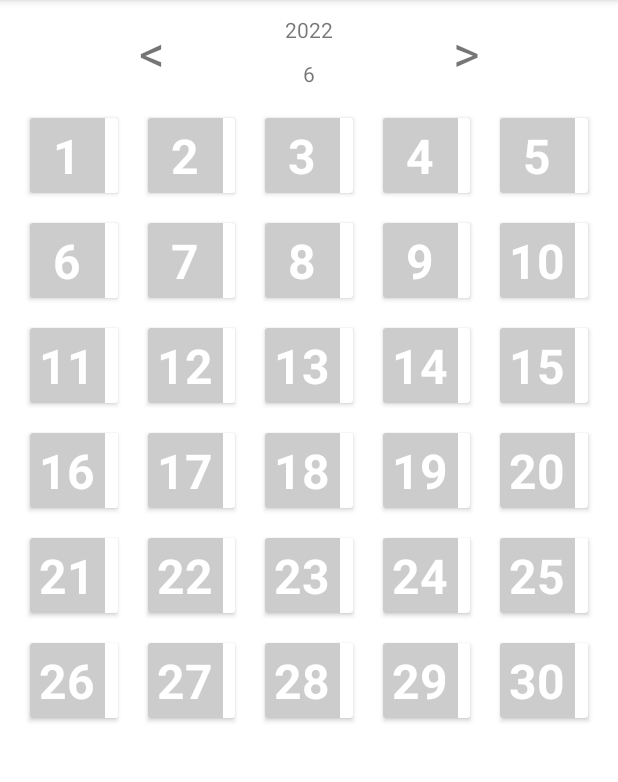
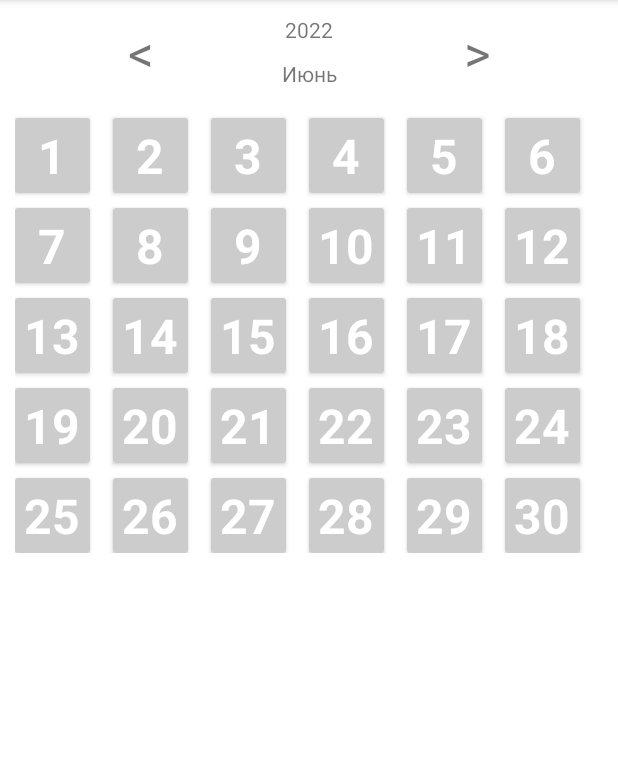
Before and after one commit to PuzhaikinMaxim/taskManager, an Android app: the ChooseDateActivity screen opened directly, with no data from a screen before it, after a tap on an icon or button, on a phone screen of 412 x 824 dp, the part 84-866 px from its top. Run offline under Robolectric (Android 15) with nearby library versions, the phone set to English and light mode, and no system bars; our stand-ins replace Room's generated code.

Commit message:
Что нового: 1. Визуальные улучшения 2. Исправления ошибок

```diff
--- a/app/src/main/java/com/example/taskmanager/data/TaskDao.kt
+++ b/app/src/main/java/com/example/taskmanager/data/TaskDao.kt
@@ -42,7 +42,7 @@ interface TaskDao {
     @Query("SELECT count(*) as amountOfTodayTasks, count(CASE WHEN isDone THEN 1 END) as amountOfTodayCompletedTasks FROM tasks WHERE taskDate = :gregorianCalendar")
     fun getTodayStatistics(gregorianCalendar: GregorianCalendar): TodayStatistics
 
-    @Query("SELECT * FROM tasks WHERE isOutdated == :isOutdated")
+    @Query("SELECT * FROM tasks WHERE isOutdated == :isOutdated AND NOT isDone")
     fun getOutdatedTasks(isOutdated: Boolean = OUTDATED): List<TaskTable>
 
     @Query("SELECT * FROM tasks")
--- a/app/src/main/java/com/example/taskmanager/presentation/activities/ChooseDateActivity.kt
+++ b/app/src/main/java/com/example/taskmanager/presentation/activities/ChooseDateActivity.kt
@@ -28,11 +28,13 @@ class ChooseDateActivity : AppCompatActivity() {
     private lateinit var daysListAdapter: DaysListAdapter
     private lateinit var toggle: ActionBarDrawerToggle
     private lateinit var drawerLayout: DrawerLayout
+    private lateinit var months: Array<String>
 
     override fun onCreate(savedInstanceState: Bundle?) {
         super.onCreate(savedInstanceState)
         setContentView(R.layout.activity_choose_day)
         chooseDateViewModel = ViewModelProvider(this).get(ChooseDateViewModel::class.java)
+        months = resources.getStringArray(R.array.month_names)
         setupButtons()
         setupTextViews()
         setupRecyclerView()
@@ -104,7 +106,7 @@ class ChooseDateActivity : AppCompatActivity() {
         tvYear = findViewById(R.id.tv_year)
         tvMonth = findViewById(R.id.tv_month)
         chooseDateViewModel.currentMonth.observe(this){
-            tvMonth.text = (it+1).toString()
+            tvMonth.text = months[it]
         }
         chooseDateViewModel.currentYear.observe(this){
             tvYear.text = it.toString()
--- a/app/src/main/java/com/example/taskmanager/presentation/activities/MainActivity.kt
+++ b/app/src/main/java/com/example/taskmanager/presentation/activities/MainActivity.kt
@@ -15,7 +15,6 @@ import com.example.taskmanager.R
 import com.example.taskmanager.data.DatabaseInitializer
 import com.example.taskmanager.presentation.TaskAdapter
 import com.example.taskmanager.presentation.viewmodels.MainViewModel
-import com.example.taskmanager.presentation.viewmodels.TaskListViewModel
 import com.google.android.material.floatingactionbutton.FloatingActionButton
 import com.google.android.material.navigation.NavigationView
 import java.lang.RuntimeException
--- a/app/src/main/res/layout/activity_choose_day.xml
+++ b/app/src/main/res/layout/activity_choose_day.xml
@@ -60,11 +60,10 @@
             app:layoutManager="androidx.recyclerview.widget.GridLayoutManager"
             app:layout_constraintBottom_toBottomOf="parent"
             app:layout_constraintEnd_toEndOf="parent"
-            app:layout_constraintHorizontal_bias="0.0"
             app:layout_constraintStart_toStartOf="parent"
             app:layout_constraintTop_toBottomOf="@+id/tv_month"
             app:layout_constraintVertical_bias="0"
-            app:spanCount="5"
+            app:spanCount="6"
             tools:itemCount="31"
             tools:listitem="@layout/item_day"/>
     </androidx.constraintlayout.widget.ConstraintLayout>
--- a/app/src/main/res/layout/item_day.xml
+++ b/app/src/main/res/layout/item_day.xml
@@ -3,10 +3,10 @@
     xmlns:android="http://schemas.android.com/apk/res/android"
     xmlns:app="http://schemas.android.com/apk/res-auto"
     xmlns:tools="http://schemas.android.com/tools"
-    android:layout_width="match_parent"
+    android:layout_width="wrap_content"
     android:layout_height="wrap_content"
     android:layout_centerVertical="true"
-    android:layout_margin="10dp"
+    android:layout_marginTop="10dp"
     android:layout_gravity="center"
     >
 
--- a/app/src/main/res/values/strings.xml
+++ b/app/src/main/res/values/strings.xml
@@ -14,4 +14,21 @@
     <string name="outdated_tasks">Задач просрочено: %s</string>
     <string name="today_task">Задач на сегодня: %s из них выполнено: %s</string>
     <string name="amount_priority_tasks">Количество задач с высоким приоритетом: %s со средним приоритетом: %s с низким приоритетом: %s</string>
+    <string name="task_name">Задача: %s</string>
+    <string name="task_description">Описание: %s</string>
+    <string name="task_date">Дата: %s</string>
+    <string-array name="month_names">
+        <item>Январь</item>
+        <item>Февраль</item>
+        <item>Март</item>
+        <item>Апрель</item>
+        <item>Май</item>
+        <item>Июнь</item>
+        <item>Июль</item>
+        <item>Август</item>
+        <item>Сентябрь</item>
+        <item>Октябрь</item>
+        <item>Ноябрь</item>
+        <item>Декабрь</item>
+    </string-array>
 </resources>
```
Also changed, not shown: app/src/main/java/com/example/taskmanager/data/TaskManagerRepositoryImpl.kt (+3 -11 lines), app/src/main/java/com/example/taskmanager/domain/usecases/GetTasksListByIntervalUseCase.kt (deleted, +0 -14 lines), app/src/main/java/com/example/taskmanager/presentation/TaskAdapter.kt (+16 -4 lines), app/src/main/java/com/example/taskmanager/presentation/fragments/TaskListFragment.kt (deleted, +0 -76 lines), app/src/main/java/com/example/taskmanager/presentation/viewmodels/TaskListViewModel.kt (deleted, +0 -26 lines), app/src/main/java/com/example/taskmanager/presentation/viewmodels/TaskViewModel.kt (+10 -5 lines), app/src/main/res/layout/activity_main.xml (+0 -11 lines), app/src/main/res/layout/fragment_tasks_list.xml (deleted, +0 -35 lines), app/src/main/res/layout/item_task.xml (+24 -9 lines), app/src/main/res/drawable/check_mark.png (added), app/src/main/res/drawable/in_progress.png (added).
